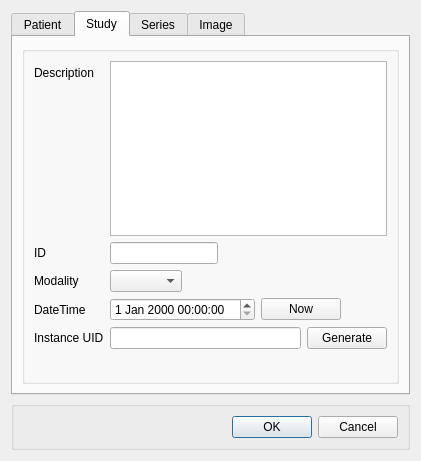
This is ConvertToDicom/dicomattributesdialog.ui in TimAllman/ConvertToDicom-Qt as Qt 5 draws it before an edit. The edited form follows.
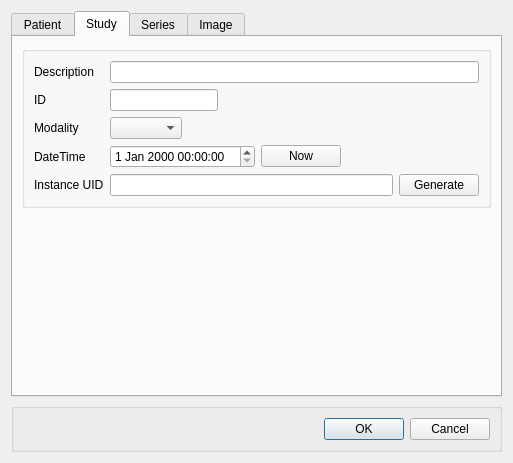
This is the edited form. The open tabs and pages were chosen to show the change.

```diff
--- a/ConvertToDicom/dicomattributesdialog.ui
+++ b/ConvertToDicom/dicomattributesdialog.ui
@@ -6,16 +6,28 @@
    <rect>
     <x>0</x>
     <y>0</y>
-    <width>421</width>
-    <height>461</height>
+    <width>513</width>
+    <height>463</height>
    </rect>
   </property>
+  <property name="sizePolicy">
+   <sizepolicy hsizetype="Preferred" vsizetype="Preferred">
+    <horstretch>0</horstretch>
+    <verstretch>0</verstretch>
+   </sizepolicy>
+  </property>
   <property name="windowTitle">
    <string>DICOM Attributes</string>
   </property>
   <layout class="QVBoxLayout" name="verticalLayout">
    <item>
     <widget class="QTabWidget" name="tabWidget">
+     <property name="sizePolicy">
+      <sizepolicy hsizetype="Preferred" vsizetype="Preferred">
+       <horstretch>0</horstretch>
+       <verstretch>0</verstretch>
+      </sizepolicy>
+     </property>
      <property name="currentIndex">
       <number>0</number>
      </property>
@@ -108,20 +120,29 @@
       <attribute name="title">
        <string>Study</string>
       </attribute>
-      <layout class="QVBoxLayout" name="verticalLayout_3">
-       <item>
-        <widget class="QGroupBox" name="groupBox_3">
-         <property name="title">
-          <string/>
-         </property>
-         <property name="flat">
-          <bool>false</bool>
-         </property>
-         <property name="checkable">
-          <bool>false</bool>
-         </property>
          <layout class="QVBoxLayout" name="verticalLayout_8">
           <item>
+        <widget class="QGroupBox" name="groupBox_3">
+         <property name="sizePolicy">
+          <sizepolicy hsizetype="Preferred" vsizetype="Preferred">
+           <horstretch>0</horstretch>
+           <verstretch>0</verstretch>
+          </sizepolicy>
+         </property>
+         <property name="title">
+          <string/>
+         </property>
+         <property name="flat">
+          <bool>false</bool>
+         </property>
+         <property name="checkable">
+          <bool>false</bool>
+         </property>
+         <layout class="QVBoxLayout" name="verticalLayout_3">
+          <property name="sizeConstraint">
+           <enum>QLayout::SetDefaultConstraint</enum>
+          </property>
+          <item>
            <layout class="QFormLayout" name="formLayout_2">
             <property name="fieldGrowthPolicy">
              <enum>QFormLayout::ExpandingFieldsGrow</enum>
@@ -134,17 +155,7 @@
              </widget>
             </item>
             <item row="0" column="1">
-             <widget class="QTextEdit" name="studyDescriptionTextEdit">
-              <property name="sizePolicy">
-               <sizepolicy hsizetype="Expanding" vsizetype="Preferred">
-                <horstretch>0</horstretch>
-                <verstretch>0</verstretch>
-               </sizepolicy>
-              </property>
-              <property name="acceptRichText">
-               <bool>false</bool>
-              </property>
-             </widget>
+             <widget class="QLineEdit" name="studyDescriptionLineEdit"/>
             </item>
             <item row="1" column="0">
              <widget class="QLabel" name="label_6">
@@ -156,7 +167,7 @@
             <item row="1" column="1">
              <widget class="QLineEdit" name="studyIDLineEdit">
               <property name="sizePolicy">
-               <sizepolicy hsizetype="Preferred" vsizetype="Fixed">
+               <sizepolicy hsizetype="Minimum" vsizetype="Fixed">
                 <horstretch>0</horstretch>
                 <verstretch>0</verstretch>
                </sizepolicy>
@@ -171,7 +182,14 @@
              </widget>
             </item>
             <item row="2" column="1">
-             <widget class="QComboBox" name="studyModalityComboBox"/>
+             <widget class="QComboBox" name="studyModalityComboBox">
+              <property name="sizePolicy">
+               <sizepolicy hsizetype="Minimum" vsizetype="Fixed">
+                <horstretch>0</horstretch>
+                <verstretch>0</verstretch>
+               </sizepolicy>
+              </property>
+             </widget>
             </item>
             <item row="3" column="0">
              <widget class="QLabel" name="label_8">
@@ -230,6 +248,9 @@
             </item>
            </layout>
           </item>
+         </layout>
+        </widget>
+       </item>
           <item>
            <spacer name="verticalSpacer_3">
             <property name="orientation">
@@ -245,9 +266,6 @@
           </item>
          </layout>
         </widget>
-       </item>
-      </layout>
-     </widget>
      <widget class="QWidget" name="seriesTab">
       <attribute name="title">
        <string>Series</string>
@@ -595,6 +613,12 @@
    </item>
    <item>
     <widget class="QGroupBox" name="groupBox">
+     <property name="sizePolicy">
+      <sizepolicy hsizetype="Preferred" vsizetype="Fixed">
+       <horstretch>0</horstretch>
+       <verstretch>0</verstretch>
+      </sizepolicy>
+     </property>
      <property name="title">
       <string/>
      </property>
```
Left out of the diff: 167 changed lines with no effect on the pictures. Lines whose indentation alone changed are shown as unchanged.
